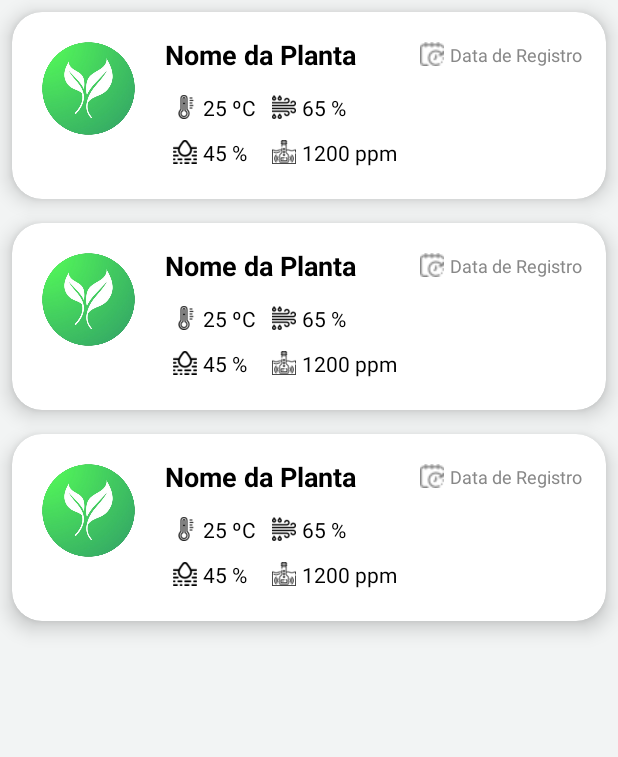
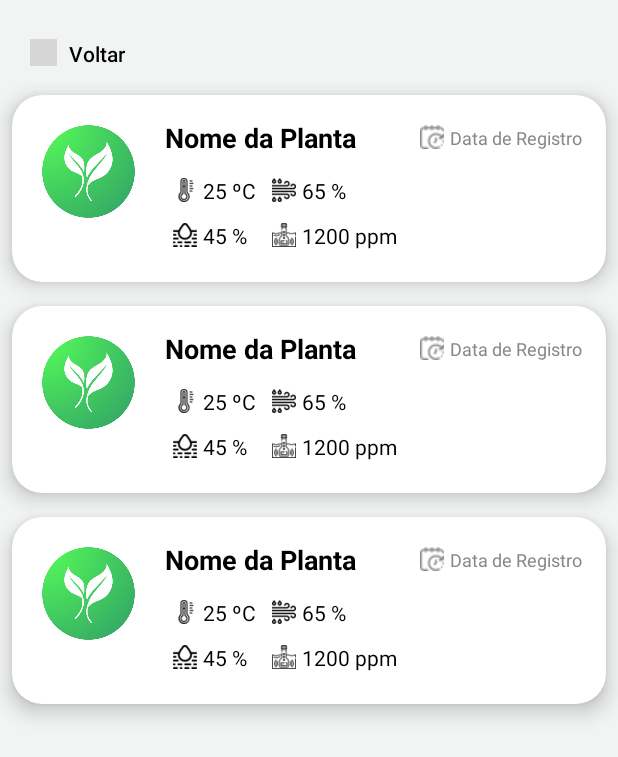
Before and after one commit to sabrainas/Iara, an Android app: the layout activity_registros.xml on its own in the app's theme, with its tools: preview values and no code run, on a phone screen of 412 x 824 dp. Shown: the top 757 px of the screen. Run offline under Robolectric (Android 15) with nearby library versions, the phone set to English and light mode, and no system bars; grey boxes are pictures that could not be loaded.

Commit message:
so deus sabe

```diff
--- a/app/src/main/res/layout/activity_planta.xml
+++ b/app/src/main/res/layout/activity_planta.xml
@@ -14,7 +14,7 @@
         android:orientation="vertical">
 
         <LinearLayout
-            android:id="@+id/btnVoltar"
+            android:id="@+id/btnVoltarHome"
             android:layout_width="wrap_content"
             android:layout_height="wrap_content"
             android:orientation="horizontal"
@@ -50,7 +50,6 @@
             android:orientation="vertical"
             android:padding="16dp"
             android:layout_marginVertical="20dp">
-
             <TextView
                 android:id="@+id/textViewPlanta"
                 android:layout_width="wrap_content"
@@ -67,7 +66,8 @@
                 android:layout_height="200dp"
                 android:layout_gravity="center"
                 android:layout_marginBottom="16dp"
-                android:src="@drawable/broto" />
+                android:src="@drawable/adulto"
+                />
 
             <!-- Grid de informações da planta -->
             <androidx.constraintlayout.widget.ConstraintLayout
--- a/app/src/main/res/layout/activity_registros.xml
+++ b/app/src/main/res/layout/activity_registros.xml
@@ -1,12 +1,42 @@
 <?xml version="1.0" encoding="utf-8"?>
-<RelativeLayout
+<LinearLayout
     xmlns:android="http://schemas.android.com/apk/res/android"
     xmlns:tools="http://schemas.android.com/tools"
     android:id="@+id/registros"
     android:layout_width="match_parent"
     android:layout_height="match_parent"
     android:background="@color/gray"
+    android:orientation="vertical"
     tools:context=".Registros">
+
+    <LinearLayout
+        android:id="@+id/btnVoltarPlanta"
+        android:layout_width="wrap_content"
+        android:layout_height="wrap_content"
+        android:orientation="horizontal"
+        android:paddingVertical="10dp"
+        android:paddingHorizontal="20dp"
+        android:paddingTop="10dp"
+        android:background="?android:attr/selectableItemBackground"
+        android:clickable="true"
+        android:focusable="true"
+        android:onClick="voltar"
+        android:layout_marginTop="16dp">
+
+        <ImageView
+            android:layout_width="18dp"
+            android:layout_height="18dp"
+            android:src="@drawable/seta_esquerda"
+            android:contentDescription="Seta para voltar" />
+
+        <TextView
+            android:layout_width="wrap_content"
+            android:layout_height="wrap_content"
+            android:text="Voltar"
+            android:textColor="@android:color/black"
+            android:fontFamily="sans-serif-medium"
+            android:paddingStart="8dp" />
+    </LinearLayout>
 
     <ListView
         android:id="@+id/listaRegistros"
@@ -27,4 +57,4 @@
         android:indeterminateTint="@color/dark_green"
         android:visibility="gone"/>
 
-</RelativeLayout>
+</LinearLayout>
```
Also changed, not shown: app/src/main/java/br/edu/fatec/iara/PlantaMain.java (+97 -17 lines), app/src/main/java/br/edu/fatec/iara/Registros.java (+12 -0 lines).
